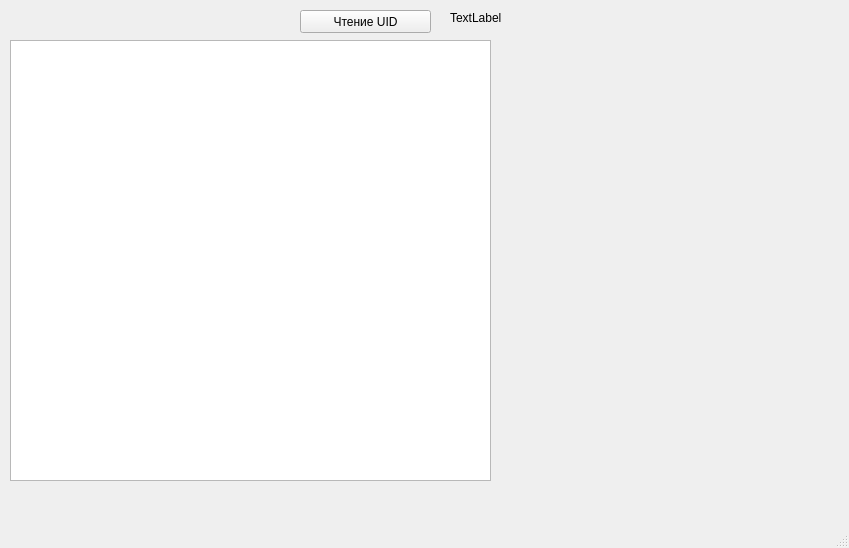
First picture: the form in mainform.ui, repository student-proger/rfid, before the edit.
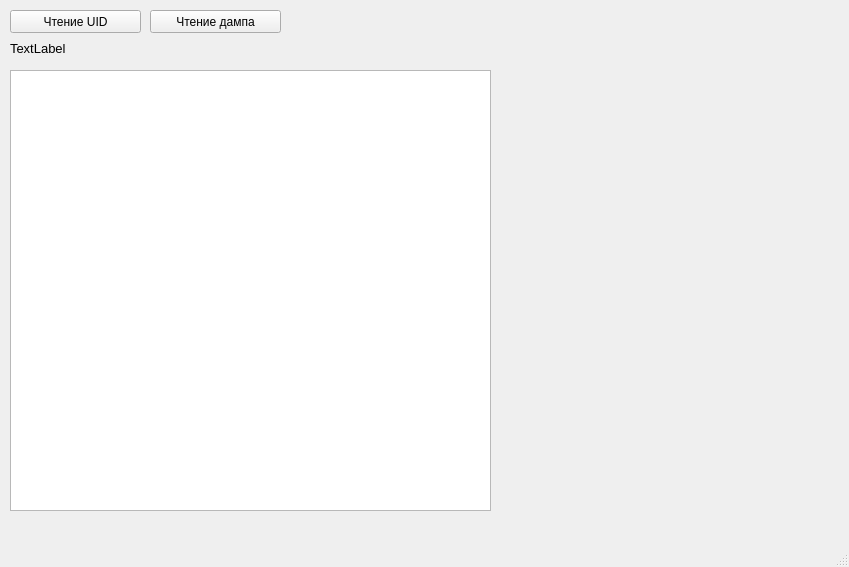
Second picture: the form after the edit.

```diff
--- a/mainform.ui
+++ b/mainform.ui
@@ -7,7 +7,7 @@
     <x>0</x>
     <y>0</y>
     <width>849</width>
-    <height>548</height>
+    <height>567</height>
    </rect>
   </property>
   <property name="windowTitle">
@@ -17,7 +17,7 @@
    <widget class="QPushButton" name="pushButton">
     <property name="geometry">
      <rect>
-      <x>300</x>
+      <x>10</x>
       <y>10</y>
       <width>131</width>
       <height>23</height>
@@ -30,12 +30,17 @@
    <widget class="QLabel" name="label">
     <property name="geometry">
      <rect>
-      <x>450</x>
-      <y>10</y>
-      <width>211</width>
+      <x>10</x>
+      <y>40</y>
+      <width>331</width>
       <height>16</height>
      </rect>
     </property>
+    <property name="font">
+     <font>
+      <pointsize>10</pointsize>
+     </font>
+    </property>
     <property name="text">
      <string>TextLabel</string>
     </property>
@@ -44,12 +49,25 @@
     <property name="geometry">
      <rect>
       <x>10</x>
-      <y>40</y>
+      <y>70</y>
       <width>481</width>
       <height>441</height>
      </rect>
     </property>
    </widget>
+   <widget class="QPushButton" name="pushButton_2">
+    <property name="geometry">
+     <rect>
+      <x>150</x>
+      <y>10</y>
+      <width>131</width>
+      <height>23</height>
+     </rect>
+    </property>
+    <property name="text">
+     <string>Чтение дампа</string>
+    </property>
+   </widget>
   </widget>
   <widget class="QMenuBar" name="menubar">
    <property name="geometry">
```
